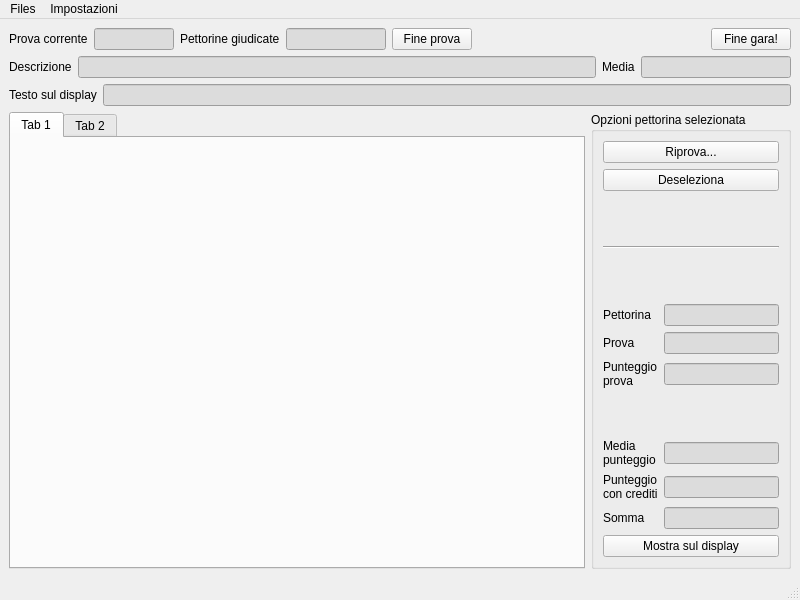
First picture: the form in ui/mainwindow.ui, repository nferruzzi/giudice-server, before the edit.
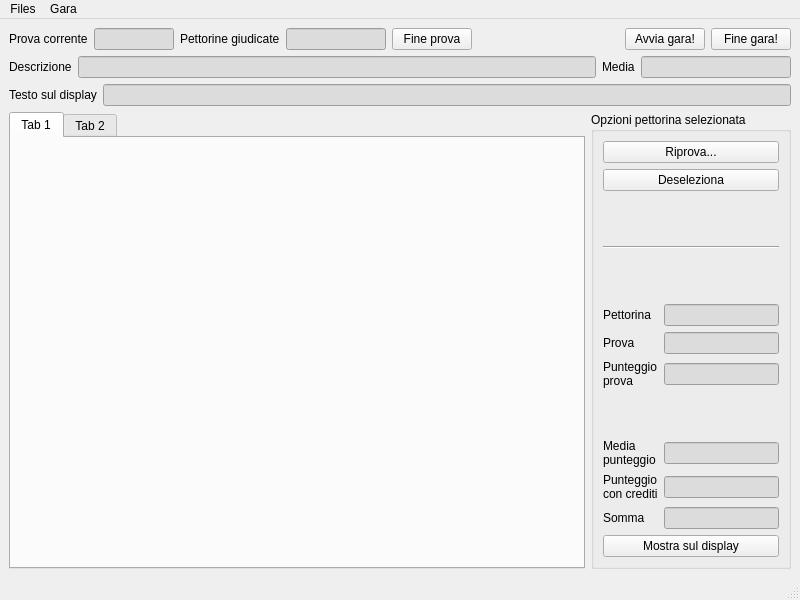
Second picture: the form after the edit.

Commit message: Add "start" concept

```diff
--- a/ui/mainwindow.ui
+++ b/ui/mainwindow.ui
@@ -88,6 +88,13 @@
         </property>
        </spacer>
       </item>
+      <item>
+       <widget class="QPushButton" name="startButton">
+        <property name="text">
+         <string>Avvia gara!</string>
+        </property>
+       </widget>
+      </item>
       <item>
        <widget class="QPushButton" name="endButton">
         <property name="text">
@@ -453,7 +460,7 @@
    </widget>
    <widget class="QMenu" name="menuImpostazioni">
     <property name="title">
-     <string>Impostazioni</string>
+     <string>Gara</string>
     </property>
     <addaction name="actionConfigura"/>
    </widget>
```
Left out of the diff: 2 changed lines with no effect on the pictures. The commit also changes 3 other files.
